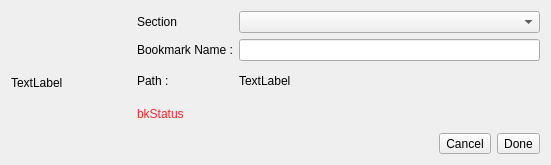
Above: app/bookmarks/bookmarkdialog.ui from rahmanshaber/corebox before the change. Below: the same form after it.
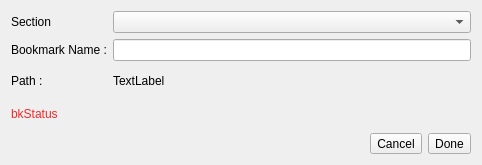
That is the form after the change. Icons and pictures are not drawn.

Patch:
```diff
--- a/app/bookmarks/bookmarkdialog.ui
+++ b/app/bookmarks/bookmarkdialog.ui
@@ -6,7 +6,7 @@
    <rect>
     <x>0</x>
     <y>0</y>
-    <width>551</width>
+    <width>482</width>
     <height>165</height>
    </rect>
   </property>
@@ -21,7 +21,7 @@
    <string notr="true"/>
   </property>
   <layout class="QGridLayout" name="gridLayout">
-   <item row="2" column="2">
+   <item row="2" column="1">
     <widget class="QLabel" name="path">
      <property name="text">
       <string>TextLabel</string>
@@ -31,34 +31,34 @@
      </property>
     </widget>
    </item>
-   <item row="1" column="2">
+   <item row="1" column="1">
     <widget class="QLineEdit" name="bkName"/>
    </item>
-   <item row="2" column="1">
+   <item row="2" column="0">
     <widget class="QLabel" name="Lpath">
      <property name="text">
       <string>Path :</string>
      </property>
     </widget>
    </item>
-   <item row="0" column="1">
+   <item row="0" column="0">
     <widget class="QLabel" name="LbkSection">
      <property name="text">
       <string>Section</string>
      </property>
     </widget>
    </item>
-   <item row="0" column="2">
+   <item row="0" column="1">
     <widget class="QComboBox" name="bkSection"/>
    </item>
-   <item row="1" column="1">
+   <item row="1" column="0">
     <widget class="QLabel" name="LbkName">
      <property name="text">
       <string>Bookmark Name :</string>
      </property>
     </widget>
    </item>
-   <item row="3" column="1" colspan="2">
+   <item row="3" column="0" colspan="2">
     <widget class="QLabel" name="bkStatus">
      <property name="styleSheet">
       <string notr="true">color: rgb(239, 41, 41);</string>
@@ -68,7 +68,7 @@
      </property>
     </widget>
    </item>
-   <item row="4" column="1" colspan="2">
+   <item row="4" column="0" colspan="2">
     <layout class="QHBoxLayout" name="horizontalLayout">
      <item>
       <spacer name="horizontalSpacer">
@@ -99,22 +99,6 @@
      </item>
     </layout>
    </item>
-   <item row="0" column="0" rowspan="5">
-    <widget class="QLabel" name="bkIcon">
-     <property name="minimumSize">
-      <size>
-       <width>120</width>
-       <height>120</height>
-      </size>
-     </property>
-     <property name="text">
-      <string>TextLabel</string>
-     </property>
-     <property name="scaledContents">
-      <bool>true</bool>
-     </property>
-    </widget>
-   </item>
   </layout>
  </widget>
  <layoutdefault spacing="6" margin="11"/>
```
